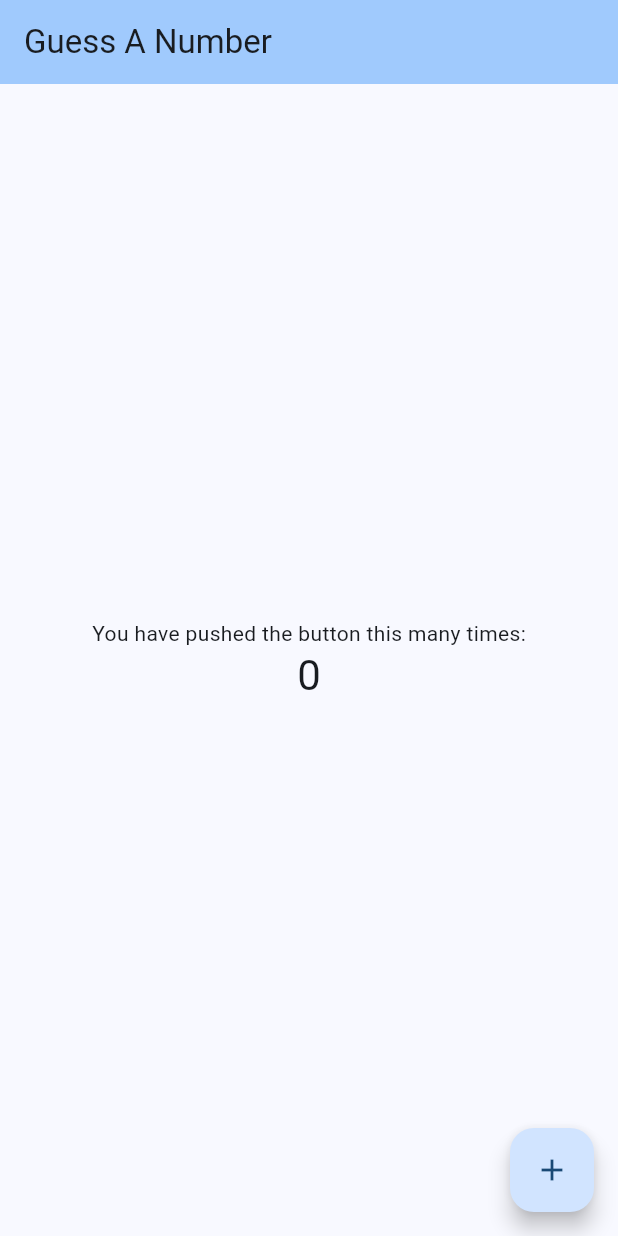
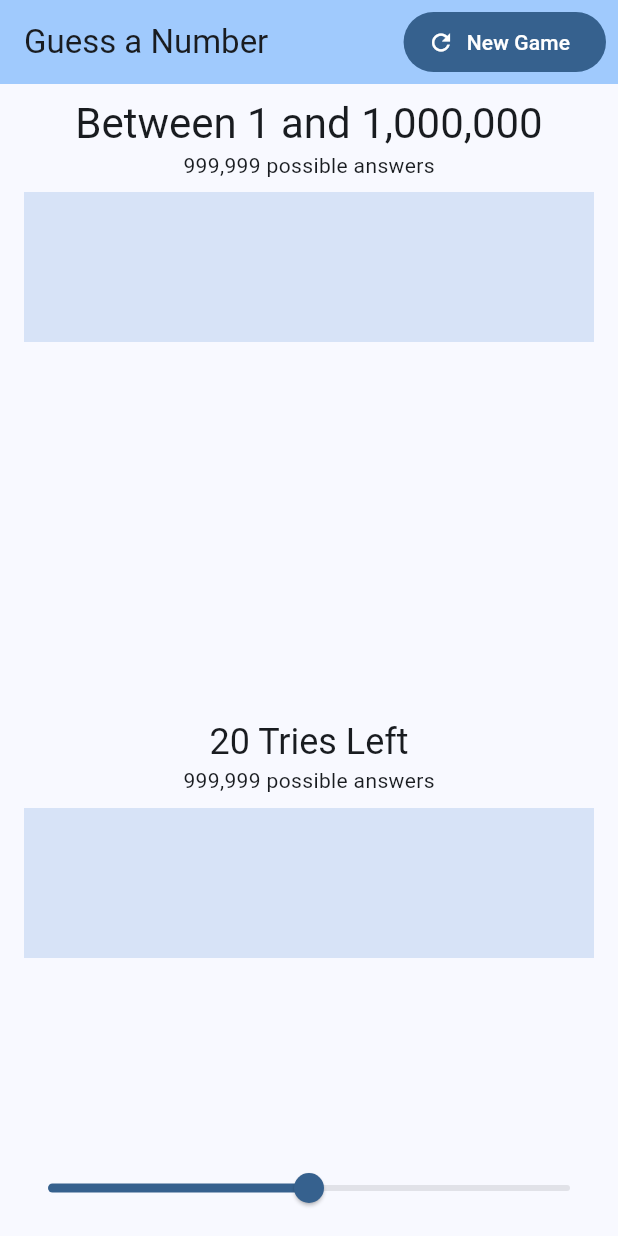
Before and after one commit to CrossBread/guess_a_number, a Flutter app: the screen it shows after launch, on a phone screen of 412 x 824 dp. Run offline on Flutter 3.47's test engine with Material 2 defaults, Android fonts, the phone set to English and light mode, and no system bars.

Commit message:
Playable Game - Slider Based

```diff
--- a/lib/game_manager.dart
+++ b/lib/game_manager.dart
@@ -32,6 +32,12 @@ class GameManager {
   get aiGuessMax => _gameState.aiGuessMax;
 
   get aiGuessMin => _gameState.aiGuessMin;
+
+  get aiAnswerSpaceSize => _gameState.aiGuessMax - _gameState.aiGuessMin;
+
+  get gameAnswerSpaceSize => GameState.answerMax - GameState.answerMin;
+
+  get triesRemaining => GameState.triesMax - _gameState.triesCount;
 
   void newGame() {
     var randInt = _rng.nextInt(GameState.answerMax);
@@ -75,10 +81,9 @@ class GameManager {
 
   int generateAiGuess() {
     // Allow a deviation of up to +/- 10% of the answer space size, bounded by actual answer space
-    var answerSpaceSize = _gameState.aiGuessMax - _gameState.aiGuessMin;
     var modifier = -.1 + 0.2 * _rng.nextDouble(); // (-10%, 10%)
-    var deviation = (answerSpaceSize * modifier).round();
-    var guess = ((answerSpaceSize) / 2 + _gameState.aiGuessMin + deviation)
+    var deviation = (aiAnswerSpaceSize * modifier).round();
+    var guess = ((aiAnswerSpaceSize) / 2 + _gameState.aiGuessMin + deviation)
         .round()
         .clamp(_gameState.aiGuessMin, _gameState.aiGuessMax);
     return guess;
--- /dev/null
+++ b/lib/game_page.dart
@@ -0,0 +1,156 @@
+import 'package:flutter/material.dart';
+import 'package:guess_a_number/widgets/answer_space_widget.dart';
+import 'package:guess_a_number/game_manager.dart';
+import 'package:intl/intl.dart';
+
+class GamePage extends StatefulWidget {
+  static final formatter = NumberFormat("#,###");
+  final GameManager gameManager;
+  final int answerMin;
+  final int answerMax;
+
+  const GamePage({
+    super.key,
+    required this.gameManager,
+    required this.answerMin,
+    required this.answerMax,
+  });
+
+  @override
+  State<GamePage> createState() => _GamePageState();
+}
+
+class _GamePageState extends State<GamePage> {
+  int _guessSliderValue = 1;
+  String _sliderLabelValue = '';
+  int _guessMin = 0;
+  int _guessMax = 1;
+
+  @override
+  void initState() {
+    super.initState();
+    startNewGame();
+  }
+
+  void startNewGame() {
+    widget.gameManager.newGame();
+    resetStateValues();
+  }
+
+  void resetStateValues() {
+    setState(() {
+      _guessSliderValue = (widget.answerMax.toDouble() / 2).round();
+      _guessMin = widget.answerMin;
+      _guessMax = widget.answerMax;
+    });
+  }
+
+  @override
+  Widget build(BuildContext context) {
+    int playerAnswerSpaceSize = _guessMax - _guessMin;
+
+    return Scaffold(
+      appBar: AppBar(
+        backgroundColor: Theme.of(context).colorScheme.inversePrimary,
+        title: const Text("Guess a Number"),
+        actions: [
+          Padding(
+            padding: const EdgeInsets.symmetric(horizontal: 8.0),
+            child: FilledButton.icon(
+              label: const Text('New Game'),
+              icon: const Icon(Icons.refresh),
+              onPressed: () {
+                startNewGame();
+              },
+            ),
+          ),
+        ],
+      ),
+      body: SafeArea(
+        child: Center(
+          child: Padding(
+            padding: const EdgeInsets.all(8.0),
+            child: Column(
+              mainAxisAlignment: MainAxisAlignment.spaceBetween,
+              children: <Widget>[
+                Text(
+                  'Between ${widget.answerMin} and ${GamePage.formatter.format(widget.answerMax)}',
+                  style: Theme.of(context).textTheme.headlineMedium,
+                ),
+                AnswerSpaceWidget(
+                  color: Theme.of(context).colorScheme.secondary,
+                  currentAnswerSpaceSize: widget.gameManager.aiAnswerSpaceSize,
+                  initialAnswerSpaceSize: widget.gameManager.gameAnswerSpaceSize,
+                ),
+                const Spacer(),
+                if (widget.gameManager.isGameOver)
+                  Text(
+                    widget.gameManager.isPlayerWinner ? 'You Win!!!' : 'AI Wins!',
+                    style: Theme.of(context).textTheme.headlineLarge,
+                  ),
+                const Spacer(),
+                Text('${widget.gameManager.triesRemaining} Tries Left',
+                    style: Theme.of(context).textTheme.headlineSmall),
+                AnswerSpaceWidget(
+                  color: Theme.of(context).colorScheme.primary,
+                  currentAnswerSpaceSize: playerAnswerSpaceSize,
+                  initialAnswerSpaceSize: widget.gameManager.gameAnswerSpaceSize,
+                ),
+                // Text(
+                //   GamePage.formatter.format(_playerLastGuess),
+                //   style: Theme.of(context).textTheme.headlineMedium,
+                // ),
+                const Spacer(),
+                Slider(
+                  label: _sliderLabelValue,
+                  divisions: 100000,
+                  onChangeEnd: onGuessMade,
+                  value: _guessSliderValue.toDouble(),
+                  onChanged: (value) {
+                    setState(() {
+                      _guessSliderValue = value.round();
+                      _sliderLabelValue = _guessSliderValue.toString();
+                    });
+                  },
+                  min: _guessMin.toDouble(),
+                  max: _guessMax.toDouble(),
+                ),
+              ],
+            ),
+          ),
+        ),
+      ),
+    );
+  }
+
+  void onGuessMade(double value) {
+    setState(() {
+      _guessSliderValue = value.round();
+      _sliderLabelValue = '';
+
+      print('onChangeEnd: $_guessSliderValue');
+      widget.gameManager.submitPlayerGuess(_guessSliderValue);
+
+      if (widget.gameManager.isPlayerGuessHigh) {
+        _guessMax = _guessSliderValue;
+      } else if (widget.gameManager.isPlayerGuessLow) {
+        _guessMin = _guessSliderValue;
+      } else if (widget.gameManager.isPlayerWinner) {
+        _guessMin = _guessSliderValue;
+        _guessMax = _guessSliderValue;
+        onPlayerWins(_guessSliderValue);
+      }
+    });
+
+    if (!widget.gameManager.isGameOver) {
+      setState(() {
+        int aiGuess = widget.gameManager.generateAiGuess();
+        widget.gameManager.submitAiGuess(aiGuess);
+      });
+    }
+  }
+
+  void onPlayerWins(int guessSliderValue) {
+    print('onPlayerWins: $guessSliderValue');
+  }
+}
--- a/lib/main.dart
+++ b/lib/main.dart
@@ -1,4 +1,7 @@
 import 'package:flutter/material.dart';
+import 'package:guess_a_number/game_manager.dart';
+import 'package:guess_a_number/game_page.dart';
+import 'package:guess_a_number/game_state.dart';
 
 void main() {
   runApp(const MyApp());
@@ -32,7 +35,13 @@ class MyApp extends StatelessWidget {
         colorScheme: ColorScheme.fromSeed(seedColor: Colors.blue),
         useMaterial3: true,
       ),
-      home: const MyHomePage(title: 'Guess A Number'),
+      home: GamePage(
+        gameManager: GameManager(
+          initialGameState: GameState.empty,
+        ),
+        answerMin: GameState.answerMin,
+        answerMax: GameState.answerMax,
+      ),
     );
   }
 }
--- /dev/null
+++ b/lib/widgets/answer_space_widget.dart
@@ -0,0 +1,33 @@
+import 'package:flutter/material.dart';
+import 'package:guess_a_number/game_page.dart';
+
+class AnswerSpaceWidget extends StatelessWidget {
+  final Color color;
+
+  const AnswerSpaceWidget({
+    super.key,
+    required this.currentAnswerSpaceSize,
+    required this.initialAnswerSpaceSize,
+    required this.color,
+  });
+
+  final int currentAnswerSpaceSize;
+  final int initialAnswerSpaceSize;
+
+  @override
+  Widget build(BuildContext context) {
+    return Column(
+      children: [
+        Text('${GamePage.formatter.format(currentAnswerSpaceSize)} possible answers'),
+        Padding(
+          padding: const EdgeInsets.all(8.0),
+          child: LinearProgressIndicator(
+            color: color,
+            minHeight: 100,
+            value: (1 - currentAnswerSpaceSize / initialAnswerSpaceSize).toDouble(),
+          ),
+        ),
+      ],
+    );
+  }
+}
--- a/pubspec.yaml
+++ b/pubspec.yaml
@@ -30,6 +30,8 @@ environment:
 dependencies:
   flutter:
     sdk: flutter
+
+  intl: ^0.18.1
 
 
   # The following adds the Cupertino Icons font to your application.
```
Also changed, not shown: pubspec.lock, 1 other file.
